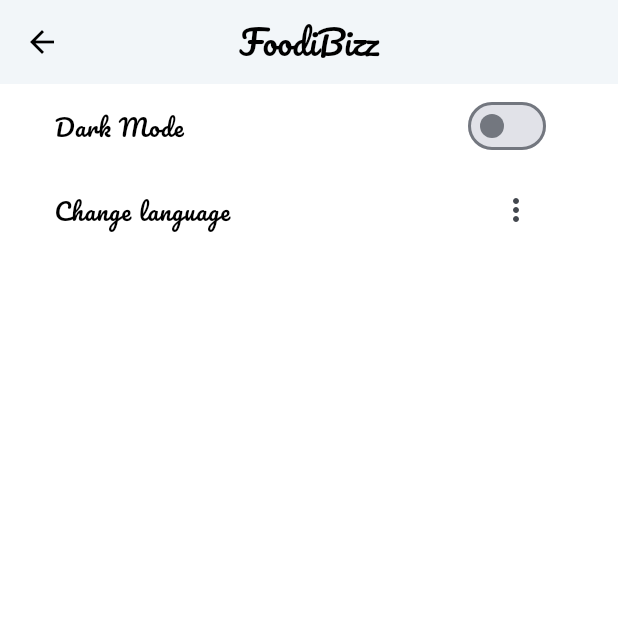
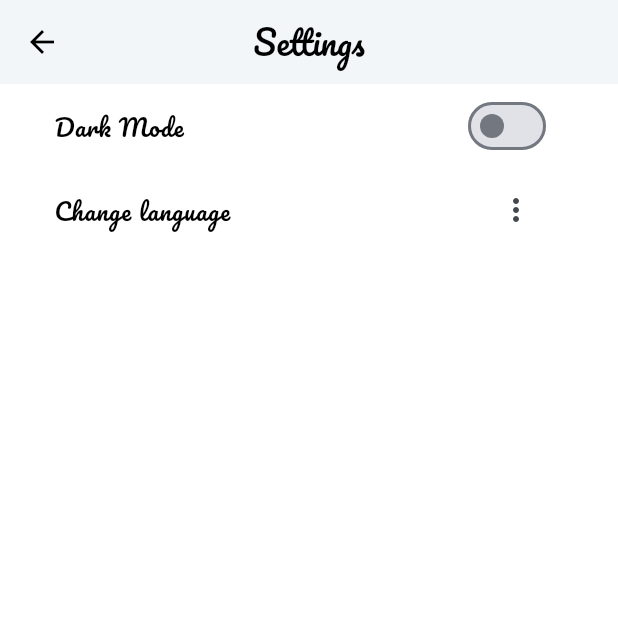
Before and after one commit to priyaranjan12345/foodibizz, a Flutter app: the SettingScreen screen opened directly, on a phone screen of 412 x 824 dp, the top half of it. Run offline on Flutter 3.47's test engine with Material 2 defaults, Android fonts, the phone set to English and light mode, and no system bars; our stand-ins replace auto_route, flex_color_scheme, flutter_riverpod, google_fonts, hive_flutter, talker_flutter; accounts and stored records are empty; generated files the repository leaves out were written again.

Commit message:
♻️ refactor code

```diff
--- a/lib/src/features/home/home_screen.dart
+++ b/lib/src/features/home/home_screen.dart
@@ -28,7 +28,7 @@ class HomeScreen extends StatelessWidget {
           },
           destinations: [
             NavigationDestination(
-              icon: const Icon(Icons.dashboard),
+              icon: const Icon(Icons.dashboard_outlined),
               label: l10n.dashboard,
             ),
             NavigationDestination(
--- a/lib/src/features/setting/setting_screen.dart
+++ b/lib/src/features/setting/setting_screen.dart
@@ -15,7 +15,7 @@ class SettingScreen extends ConsumerWidget {
     final l10n = context.l10n;
     return Scaffold(
       appBar: AppBar(
-        title: const Text("FoodiBizz"),
+        title: const Text("Settings"),
         centerTitle: true,
       ),
       body: Padding(
```
Also changed, not shown: lib/src/features/item/items_screen.dart (+7 -1 lines), pubspec.lock.
